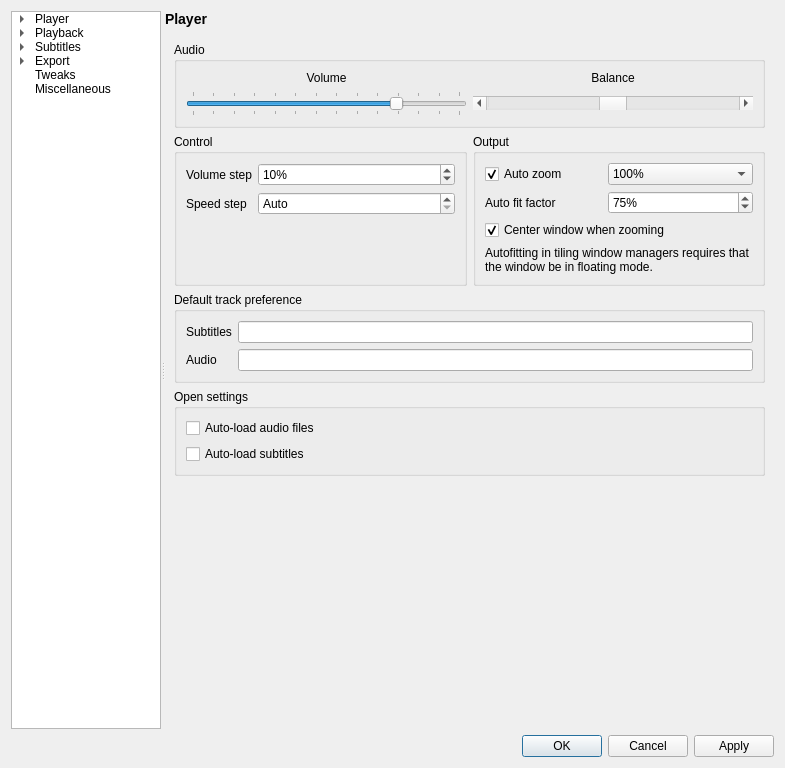
This is settingswindow.ui in mpc-qt/mpc-qt as Qt 5 draws it before an edit. The edited form follows.
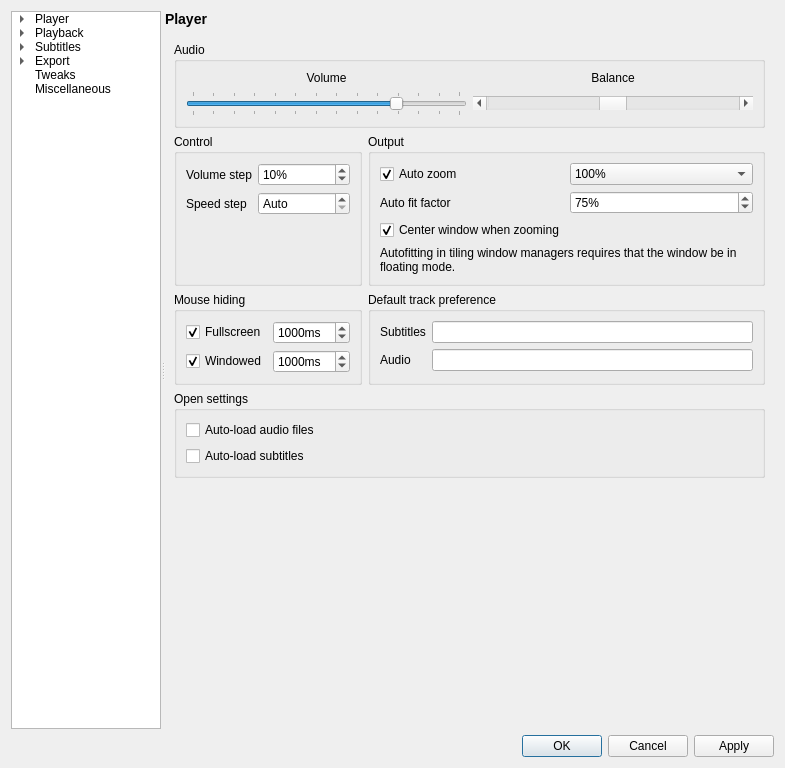
This is the edited form. The open tabs and pages were chosen to show the change.

Commit message:
settingswindow,mpvwidget,mainwindow,main: implement mouse hiding
Defaults are 1000ms for both fullscreen and windowed.

Diff of the .ui file:
```diff
--- a/settingswindow.ui
+++ b/settingswindow.ui
@@ -796,7 +796,7 @@
              </property>
             </spacer>
            </item>
-           <item row="2" column="0" colspan="2">
+           <item row="2" column="1">
             <widget class="QGroupBox" name="groupBox_11">
              <property name="title">
               <string>Default track preference</string>
@@ -825,6 +825,67 @@
              </layout>
             </widget>
            </item>
+           <item row="2" column="0">
+            <widget class="QGroupBox" name="groupBox_15">
+             <property name="title">
+              <string>Mouse hiding</string>
+             </property>
+             <layout class="QGridLayout" name="gridLayout_15">
+              <item row="0" column="0">
+               <widget class="QCheckBox" name="playbackMouseHideFullscreen">
+                <property name="text">
+                 <string>Fullscreen</string>
+                </property>
+                <property name="checked">
+                 <bool>true</bool>
+                </property>
+               </widget>
+              </item>
+              <item row="0" column="1">
+               <widget class="QSpinBox" name="playbackMouseHideFullscreenDuration">
+                <property name="suffix">
+                 <string>ms</string>
+                </property>
+                <property name="minimum">
+                 <number>10</number>
+                </property>
+                <property name="maximum">
+                 <number>30000</number>
+                </property>
+                <property name="value">
+                 <number>1000</number>
+                </property>
+               </widget>
+              </item>
+              <item row="1" column="0">
+               <widget class="QCheckBox" name="playbackMouseHideWindowed">
+                <property name="text">
+                 <string>Windowed</string>
+                </property>
+                <property name="checked">
+                 <bool>true</bool>
+                </property>
+               </widget>
+              </item>
+              <item row="1" column="1">
+               <widget class="QSpinBox" name="playbackMouseHideWindowedDuration">
+                <property name="suffix">
+                 <string>ms</string>
+                </property>
+                <property name="minimum">
+                 <number>10</number>
+                </property>
+                <property name="maximum">
+                 <number>30000</number>
+                </property>
+                <property name="value">
+                 <number>1000</number>
+                </property>
+               </widget>
+              </item>
+             </layout>
+            </widget>
+           </item>
           </layout>
          </widget>
          <widget class="QWidget" name="outputPage">
```
Left out of the diff: 2 changed lines with no effect on the pictures. The commit also changes 7 other files.
